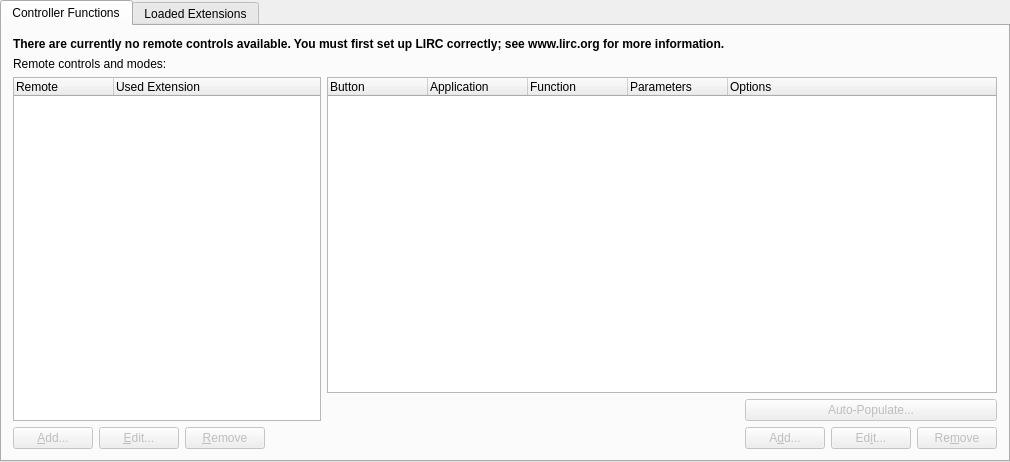
Old version of the form kcmlirc/kcmlircbase.ui in the repository KDE/kremotecontrol.
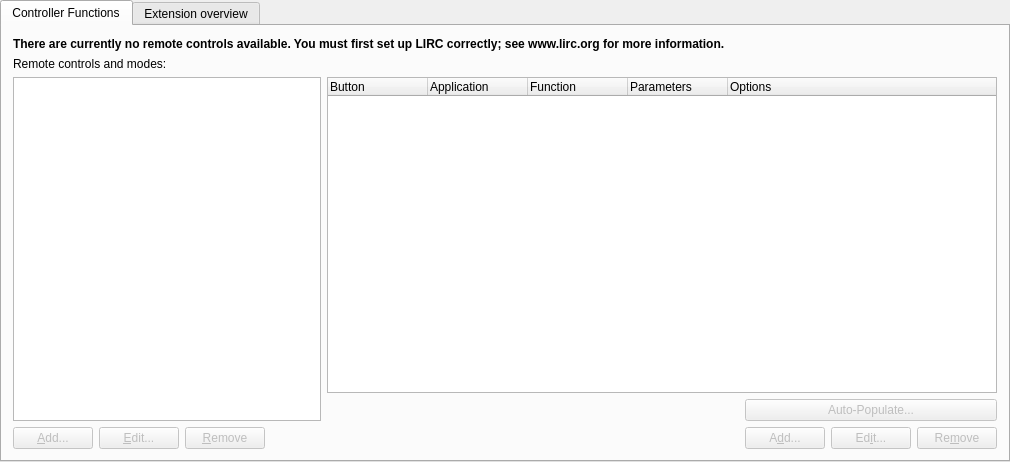
New version of the form. Custom widgets are drawn as their Qt base class.

Diff of the .ui file:
```diff
--- a/kcmlirc/kcmlircbase.ui
+++ b/kcmlirc/kcmlircbase.ui
@@ -85,18 +85,8 @@
             </size>
            </property>
            <property name="columnCount" >
-            <number>2</number>
+            <number>0</number>
            </property>
-           <column>
-            <property name="text" >
-             <string>Remote</string>
-            </property>
-           </column>
-           <column>
-            <property name="text" >
-             <string>Used Extension</string>
-            </property>
-           </column>
           </widget>
          </item>
          <item row="2" column="0" >
@@ -285,7 +275,7 @@
      </widget>
      <widget class="QWidget" name="tab" >
       <attribute name="title" >
-       <string>Loaded Extensions</string>
+       <string>Extension overview</string>
       </attribute>
       <layout class="QGridLayout" >
        <item row="0" column="1" >
```
Left out of the diff: 12 changed lines with no effect on the pictures.
